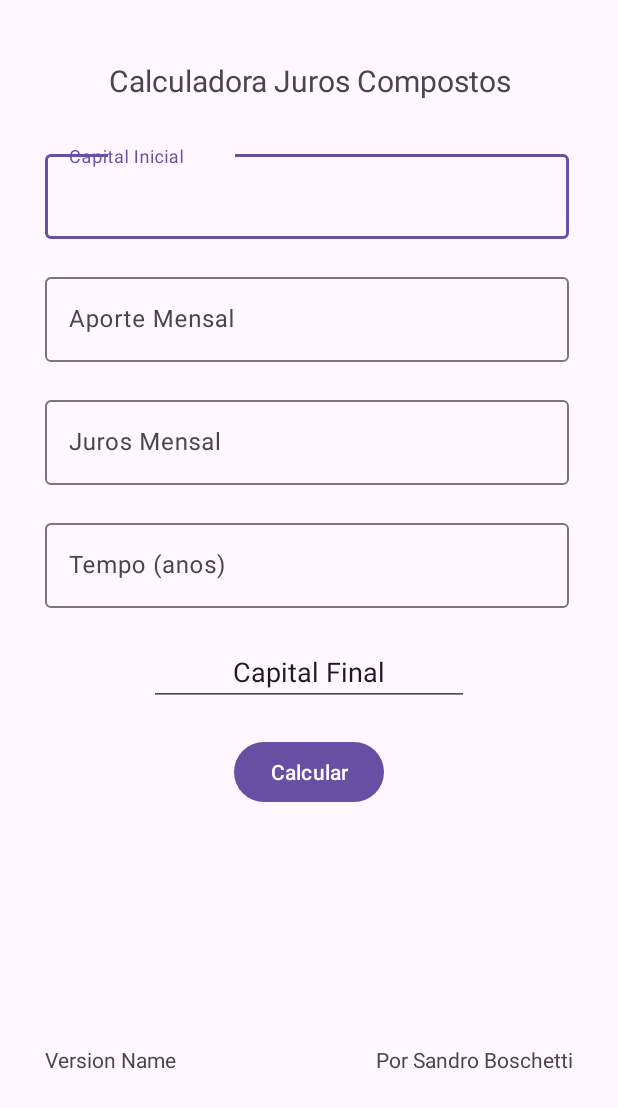
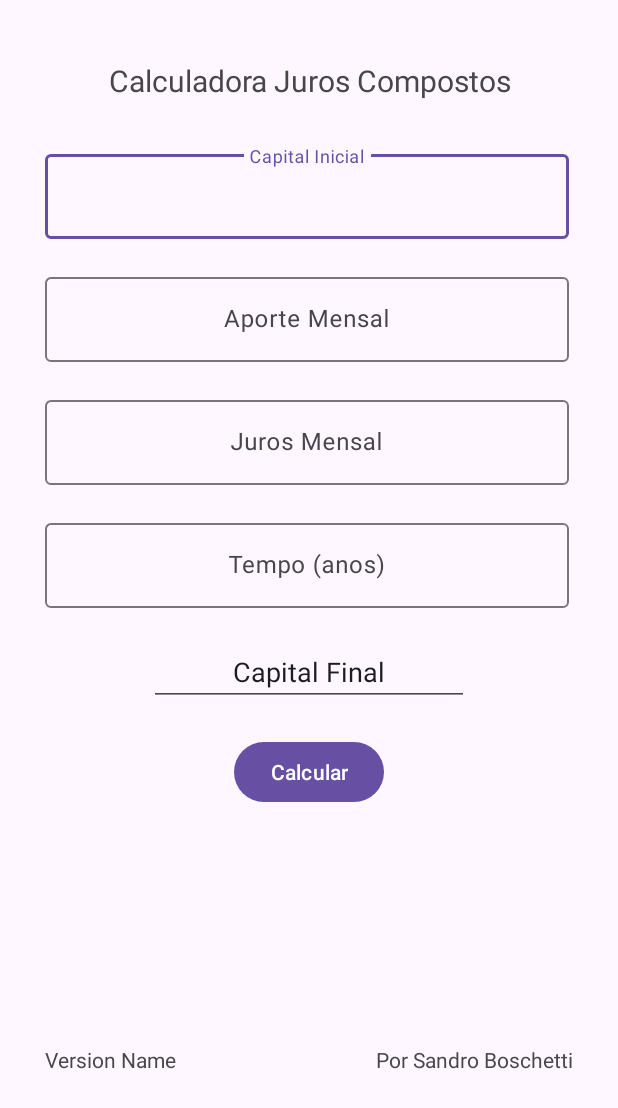
Before and after one commit to sandrorb/SrBJC, an Android app: the layout activity_main.xml on its own in the app's theme, with its tools: preview values and no code run, on a phone screen of 412 x 824 dp. Shown: the top 1108 px of the screen. Run offline under Robolectric (Android 15) with nearby library versions, the phone set to English and light mode, and no system bars.

Commit message:
Gravity center false para resolver problema do text contrato pela linha do box e início de tentativa de fazer validação de compos.

```diff
--- a/app/src/main/res/layout/activity_main.xml
+++ b/app/src/main/res/layout/activity_main.xml
@@ -37,6 +37,7 @@
             android:layout_height="wrap_content"
             android:layout_marginLeft="30sp"
             android:layout_marginRight="30sp"
+            android:gravity="center"
             android:hint="Capital Inicial"
             android:inputType="numberDecimal"
             android:textAlignment="center" />
@@ -56,6 +57,7 @@
             android:layout_height="wrap_content"
             android:layout_marginLeft="30sp"
             android:layout_marginRight="30sp"
+            android:gravity="center"
             android:hint="Aporte Mensal"
             android:inputType="numberDecimal"
             android:textAlignment="center" />
@@ -75,6 +77,7 @@
             android:layout_height="wrap_content"
             android:layout_marginLeft="30sp"
             android:layout_marginRight="30sp"
+            android:gravity="center"
             android:hint="Juros Mensal"
             android:inputType="numberDecimal"
             android:textAlignment="center" />
@@ -94,6 +97,7 @@
             android:layout_height="wrap_content"
             android:layout_marginLeft="30sp"
             android:layout_marginRight="30sp"
+            android:gravity="center"
             android:hint="Tempo (anos)"
             android:inputType="numberDecimal"
             android:textAlignment="center" />
@@ -113,7 +117,7 @@
         app:layout_constraintTop_toBottomOf="@id/textInputLayoutTempo" />
 
     <Button
-        android:id="@+id/button"
+        android:id="@+id/idButtonCalcular"
         android:layout_width="wrap_content"
         android:layout_height="wrap_content"
         android:layout_marginTop="20dp"
@@ -132,7 +136,7 @@
         android:text="Por Sandro Boschetti"
         app:layout_constraintBottom_toBottomOf="parent"
         app:layout_constraintEnd_toEndOf="parent"
-        app:layout_constraintTop_toBottomOf="@+id/button" />
+        app:layout_constraintTop_toBottomOf="@+id/idButtonCalcular" />
 
     <TextView
         android:id="@+id/textViewVersionName"
@@ -144,6 +148,6 @@
         android:textAlignment="textStart"
         app:layout_constraintBottom_toBottomOf="parent"
         app:layout_constraintStart_toStartOf="parent"
-        app:layout_constraintTop_toBottomOf="@id/button" />
+        app:layout_constraintTop_toBottomOf="@id/idButtonCalcular" />
 
 </androidx.constraintlayout.widget.ConstraintLayout>
```
Also changed, not shown: app/src/main/java/br/com/sbsys/srbjc/MainActivity.java (+23 -9 lines).
